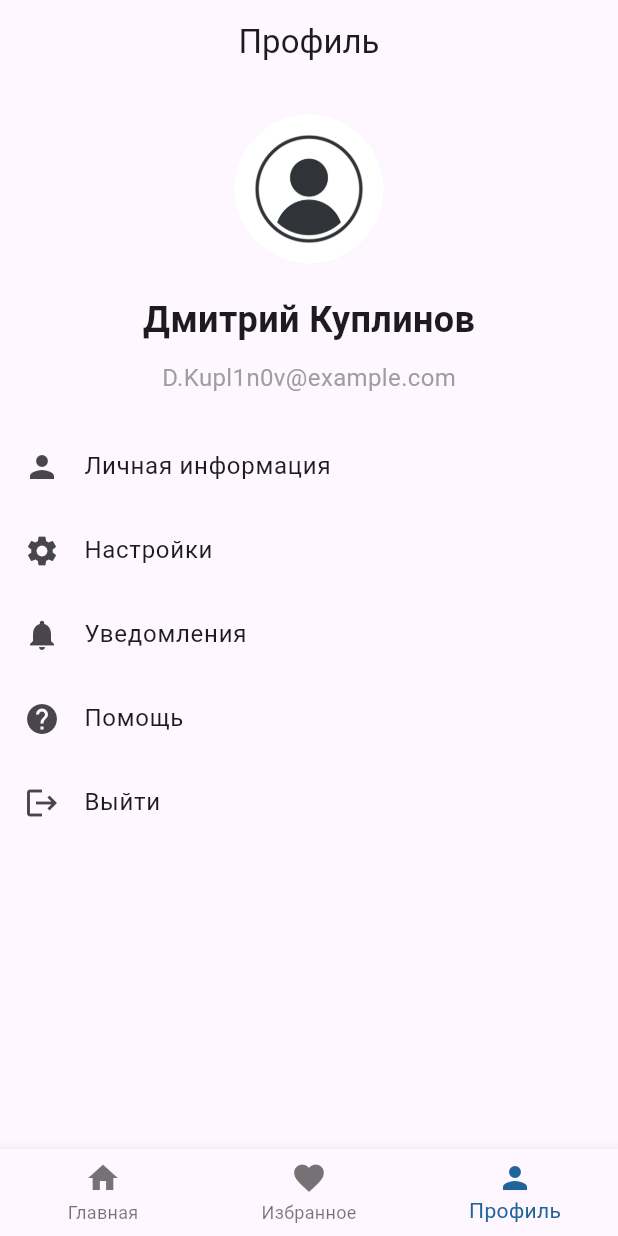
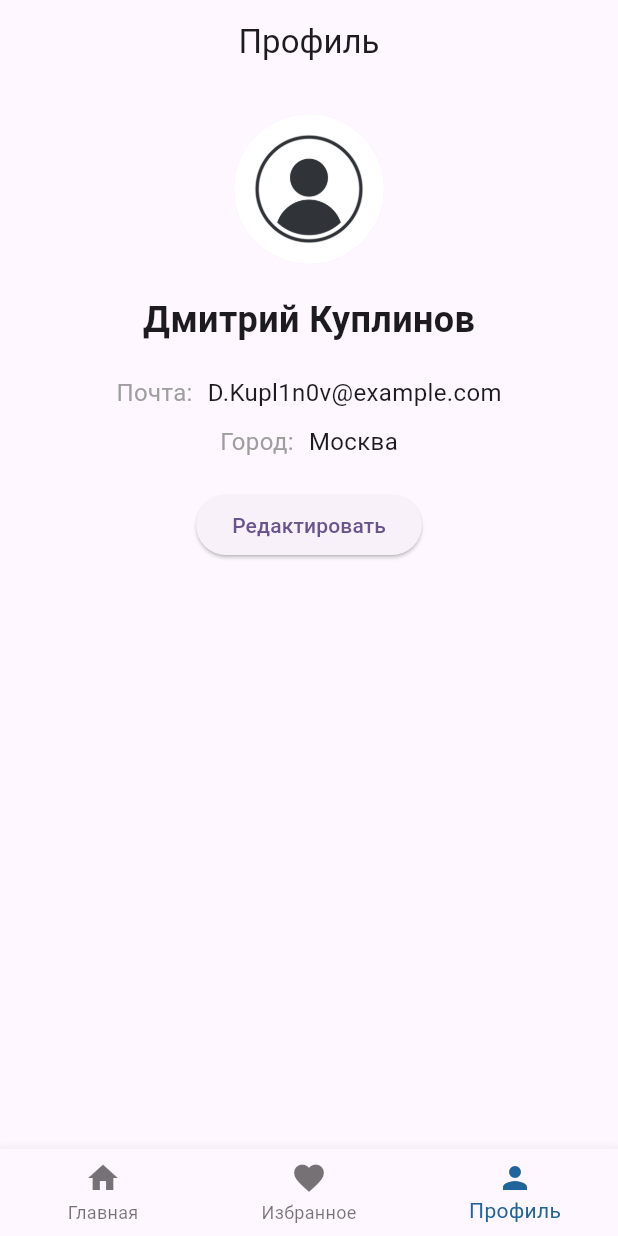
Before and after one commit to KatrinKH/pcs_5, a Flutter app: the screen it shows after launch, item 3 of the bottom bar chosen, on a phone screen of 412 x 824 dp. Run offline on Flutter 3.47's test engine with Material 3 defaults, Android fonts, the phone set to English and light mode, and no system bars.

Commit message:
Конец работы над профилем

```diff
--- a/lib/pages/Profile_page.dart
+++ b/lib/pages/Profile_page.dart
@@ -1,7 +1,72 @@
 import 'package:flutter/material.dart';
 
-class ProfilePage extends StatelessWidget {
+class UserData {
+  static final UserData _instance = UserData._internal();
+
+  factory UserData() {
+    return _instance;
+  }
+
+  UserData._internal();
+
+  String name = 'Дмитрий Куплинов';
+  String email = 'D.Kupl1n0v@example.com';
+  String city = 'Москва';
+
+  void updateUserData(String newName, String newEmail, String newCity) {
+    name = newName;
+    email = newEmail;
+    city = newCity;
+  }
+}
+
+class ProfilePage extends StatefulWidget {
   const ProfilePage({super.key});
+
+  @override
+  _ProfilePageState createState() => _ProfilePageState();
+}
+
+class _ProfilePageState extends State<ProfilePage> {
+  final UserData _userData = UserData();
+
+  void _editProfile() {
+    showDialog(
+      context: context,
+      builder: (BuildContext context) {
+        TextEditingController nameController = TextEditingController(text: _userData.name);
+        TextEditingController emailController = TextEditingController(text: _userData.email);
+        TextEditingController cityController = TextEditingController(text: _userData.city);
+
+        return AlertDialog(
+          title: const Text('Редактировать профиль'),
+          content: Column(
+            mainAxisSize: MainAxisSize.min,
+            children: [
+              TextField(controller: nameController, decoration: const InputDecoration(labelText: 'Имя Фамилия')),
+              TextField(controller: emailController, decoration: const InputDecoration(labelText: 'Почта')),
+              TextField(controller: cityController, decoration: const InputDecoration(labelText: 'Город')),
+            ],
+          ),
+          actions: [
+            TextButton(child: const Text('Отмена'), onPressed: () => Navigator.of(context).pop()),
+            TextButton(
+              child: const Text('Сохранить'),
+              onPressed: () {
+                _userData.updateUserData(
+                  nameController.text,
+                  emailController.text,
+                  cityController.text,
+                );
+                Navigator.of(context).pop();
+                setState(() {});
+              },
+            ),
+          ],
+        );
+      },
+    );
+  }
 
   @override
   Widget build(BuildContext context) {
@@ -10,7 +75,9 @@
         title: const Center(child: Text('Профиль')),
       ),
       body: SingleChildScrollView(
+        child: Center(
           child: Column(
+            mainAxisAlignment: MainAxisAlignment.center,
             children: [
               const SizedBox(height: 20),
               const CircleAvatar(
@@ -18,48 +85,29 @@
                 backgroundImage: AssetImage('assets/profile/unknown.jpg'),
               ),
               const SizedBox(height: 20),
-            const Text(
-              'Дмитрий Куплинов',
-              style: TextStyle(
-                fontSize: 24,
-                fontWeight: FontWeight.bold,
-              ),
+              Text(_userData.name, style: const TextStyle(fontSize: 24, fontWeight: FontWeight.bold)),
+              const SizedBox(height: 20),
+              Row(
+                mainAxisAlignment: MainAxisAlignment.center,
+                children: [
+                  const Text('Почта:', style: TextStyle(fontSize: 16, color: Colors.grey)),
+                  const SizedBox(width: 10),
+                  Text(_userData.email, style: const TextStyle(fontSize: 16)),
+                ],
               ),
               const SizedBox(height: 10),
-            const Text(
-              'D.Kupl1n0v@example.com',
-              style: TextStyle(
-                fontSize: 16,
-                color: Colors.grey,
-              ),
+              Row(
+                mainAxisAlignment: MainAxisAlignment.center,
+                children: [
+                  const Text('Город:', style: TextStyle(fontSize: 16, color: Colors.grey)),
+                  const SizedBox(width: 10),
+                  Text(_userData.city, style: const TextStyle(fontSize: 16)),
+                ],
               ),
               const SizedBox(height: 20),
-            ListTile(
-              leading: const Icon(Icons.person),
-              title: const Text('Личная информация'),
-              onTap: () {},
+              ElevatedButton(onPressed: _editProfile, child: const Text('Редактировать')),
+            ],
           ),
-            ListTile(
-              leading: const Icon(Icons.settings),
-              title: const Text('Настройки'),
-              onTap: () {},
-            ),
-            ListTile(
-              leading: const Icon(Icons.notifications),
-              title: const Text('Уведомления'),
-              onTap: () {},
-            ),
-            ListTile(
-              leading: const Icon(Icons.help),
-              title: const Text('Помощь'),
-              onTap: () {},
-            ),
-            ListTile(
-              leading: const Icon(Icons.logout),
-              title: const Text('Выйти'),
-              onTap: () {},
-            ),
-          ],
         ),
       ),
     );
```
Lines whose indentation alone changed are shown as unchanged.
